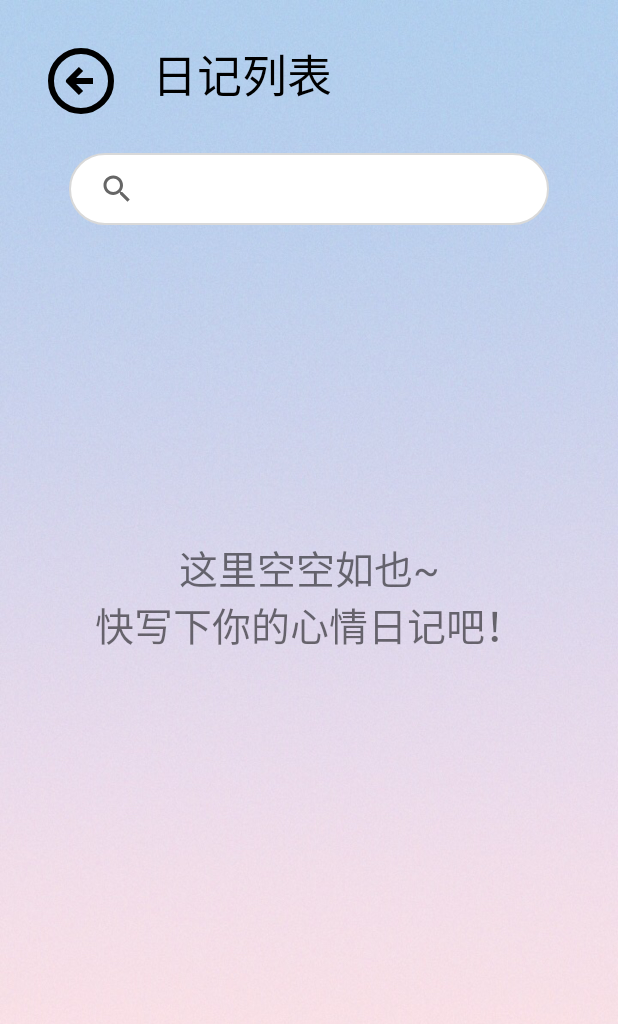
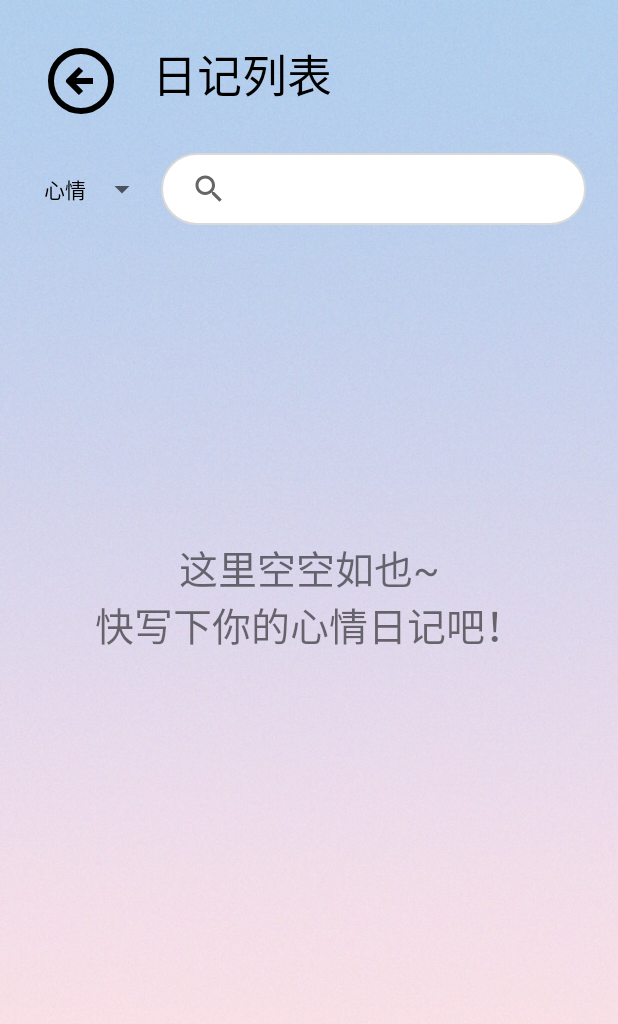
Before and after one commit to estarpro1022/elog, an Android app: the DiaryListActivity screen opened directly, with no data from a screen before it, on a phone screen of 412 x 824 dp. Shown: the top 1024 px of the screen. Run offline under Robolectric (Android 15) with nearby library versions, the phone set to English and light mode, and no system bars; our stand-ins replace Room's generated code; Roboto replaces fonts that are not available here.

Commit message:
搜索基本完成，下拉框是文本

```diff
--- a/app/src/main/java/com/example/myapplication/activity/DiaryListActivity.java
+++ b/app/src/main/java/com/example/myapplication/activity/DiaryListActivity.java
@@ -9,9 +9,12 @@ import android.os.Bundle;
 import android.text.TextUtils;
 import android.util.Log;
 import android.view.View;
+import android.widget.AdapterView;
+import android.widget.ArrayAdapter;
 import android.widget.ImageView;
 import android.widget.ListView;
 import android.widget.SearchView;
+import android.widget.Spinner;
 import android.widget.TextView;
 
 import com.example.myapplication.adapter.DiaryAdapter;
@@ -21,6 +24,7 @@ import com.example.myapplication.data.DiaryDao;
 import com.example.myapplication.data.DiaryDatabase;
 import com.example.myapplication.interfaces.OnItemDiaryClickListener;
 
+import java.util.ArrayList;
 import java.util.Comparator;
 import java.util.List;
 
@@ -32,6 +36,11 @@ public class DiaryListActivity extends AppCompatActivity implements OnItemDiaryC
     private TextView hint;
     private SearchView searchView;
     private DiaryDao diaryDao;
+    private DiaryAdapter adapter;
+    private String[] emotionTextList = {"心情", "好", "非常棒", "害羞", "呵呵", "困觉", "晕",
+            "生气", "惊吓", "委屈", "颓废"};
+    private List<Diary> diaryList;
+
     @Override
     protected void onCreate(Bundle savedInstanceState) {
         super.onCreate(savedInstanceState);
@@ -47,25 +56,61 @@ public class DiaryListActivity extends AppCompatActivity implements OnItemDiaryC
     }
 
     private void initSearch(){
+        Spinner spinner = findViewById(R.id.spinner);
+        //声明一个下拉列表的数组适配器
+        ArrayAdapter<String> starAdapter = new ArrayAdapter<String>(this, R.layout.item_select, emotionTextList);
+        //设置数组适配器的布局样式
+        starAdapter.setDropDownViewResource(R.layout.item_dropdown);
+        //设置下拉框的数组适配器
+        spinner.setAdapter(starAdapter);
+        //设置下拉框默认的显示第一项
+        spinner.setSelection(0);
+        //给下拉框设置选择监听器，一旦用户选中某一项，就触发监听器的onItemSelected方法
+        spinner.setOnItemSelectedListener(new AdapterView.OnItemSelectedListener() {
+            @Override
+            public void onItemSelected(AdapterView<?> adapterView, View view, int i, long l) {
+                diaryList = i == 0 ? diaryDao.queryAllDiaries() : diaryDao.queryDiaryByMood(emotionTextList[i]);
+                diaryList.sort(Comparator.comparing(Diary::getDate));
+                diaryList.sort((a, b) -> b.getDate().compareTo(a.getDate()));
+
+                // 根据搜索框更新
+                String query = searchView.getQuery().toString();
+                if(!query.equals("")){
+                    adapter.setFilter(filterByText(diaryList, query));
+                }else{
+                    adapter.setFilter(diaryList);
+                }
+            }
+
+            @Override
+            public void onNothingSelected(AdapterView<?> adapterView) {
+
+            }
+
+
+        });
+
         searchView = findViewById(R.id.diary_search);
         // 设置搜索文本监听
         searchView.setOnQueryTextListener(new SearchView.OnQueryTextListener() {
             // 当点击搜索按钮时触发该方法
             @Override
             public boolean onQueryTextSubmit(String query) {
-
+                adapter.setFilter(filterByText(diaryList, query));
+                searchView.clearFocus();
                 return false;//这里return false不需要修改，false的作用是当你输入要搜索的文字点击搜索按钮后，手机键盘会自动消失，你把false改成true，键盘不会消失。
             }
 
             // 当搜索内容改变时触发该方法
             @Override
-            public boolean onQueryTextChange(String newText) {//此方法的作用是对搜索框里的文字实时监听。
-                if (!TextUtils.isEmpty(newText)){
-
+            public boolean onQueryTextChange(String newText) {
+                //此方法的作用是对搜索框里的文字实时监听。
+                if(!TextUtils.isEmpty(newText)){
+                    adapter.setFilter(filterByText(diaryList, newText));
                 }else{
-
+                    adapter.setFilter(diaryList);
                 }
-                return false;
+                return true;
             }
         });
 
@@ -90,11 +135,11 @@ public class DiaryListActivity extends AppCompatActivity implements OnItemDiaryC
             hint.setVisibility(View.VISIBLE);
         }
         recyclerView = findViewById(R.id.activity_diary_list_recycler_view);
-        DiaryAdapter adapter = new DiaryAdapter(diaries);
+        adapter = new DiaryAdapter(diaries);
         adapter.setOnItemDiaryClickListener(this);
         recyclerView.setAdapter(adapter);
         recyclerView.setLayoutManager(new LinearLayoutManager(this, LinearLayoutManager.VERTICAL, false));
-
+        diaryList = diaries;
     }
 
     @Override
@@ -103,4 +148,24 @@ public class DiaryListActivity extends AppCompatActivity implements OnItemDiaryC
         intent.putExtra("diary", diary);
         startActivity(intent);
     }
+
+    private List<Diary> filterByText(List<Diary> diaryList, String text){
+        List<Diary> filterDiary = new ArrayList<>();
+
+        for (Diary diary:diaryList){
+            if (diary.getContent().contains(text))
+                filterDiary.add(diary);
+        }
+        return filterDiary;
+    }
+
+    private List<Diary> filterByMood(List<Diary> diaryList, String text){
+        List<Diary> filterDiary = new ArrayList<>();
+
+        for (Diary diary:diaryList){
+            if (diary.getMoodText().contains(text))
+                filterDiary.add(diary);
+        }
+        return filterDiary;
+    }
 }
--- a/app/src/main/java/com/example/myapplication/adapter/DiaryAdapter.java
+++ b/app/src/main/java/com/example/myapplication/adapter/DiaryAdapter.java
@@ -37,7 +37,7 @@ public class DiaryAdapter extends RecyclerView.Adapter<DiaryAdapter.ViewHolder>
         }
     }
 
-    private final List<Diary> diaries;
+    private List<Diary> diaries;
 
     private OnItemDiaryClickListener listener;
 
@@ -80,6 +80,9 @@ public class DiaryAdapter extends RecyclerView.Adapter<DiaryAdapter.ViewHolder>
     public int getItemCount() {
         return diaries.size();
     }
-
+    public void setFilter(List<Diary> filter){
+        diaries = filter;
+        notifyDataSetChanged();
+    }
 
 }
--- a/app/src/main/java/com/example/myapplication/data/DiaryDao.java
+++ b/app/src/main/java/com/example/myapplication/data/DiaryDao.java
@@ -33,4 +33,8 @@ public interface DiaryDao {
     //删除全部日记
     @Query("DELETE FROM DIARY")
     void deleteAllDiaries();
+
+    //查找某用户某心情的日记
+    @Query("SELECT * FROM DIARY WHERE DIARY_MOOD_TEXT = :mood")
+    List<Diary> queryDiaryByMood(String mood);
 }
--- a/app/src/main/res/layout/activity_diary_list.xml
+++ b/app/src/main/res/layout/activity_diary_list.xml
@@ -62,15 +62,28 @@
 
     <SearchView
         android:id="@+id/diary_search"
-        android:layout_width="wrap_content"
+        android:layout_width="283dp"
         android:layout_height="wrap_content"
         android:layout_marginTop="30dp"
+        android:layout_marginEnd="20dp"
+        android:background="@drawable/search_bg"
         android:iconifiedByDefault="false"
+        android:queryBackground="@null"
         app:layout_constraintEnd_toEndOf="parent"
+        app:layout_constraintStart_toEndOf="@+id/spinner"
+        app:layout_constraintTop_toBottomOf="@+id/textView2" />
+
+    <Spinner
+        android:id="@+id/spinner"
+        android:layout_width="95dp"
+        android:layout_height="wrap_content"
+        android:layout_marginStart="10dp"
+        android:dropDownWidth="70dp"
+        android:dropDownVerticalOffset="30dp"
+        android:spinnerMode="dropdown"
+        app:layout_constraintBottom_toBottomOf="@+id/diary_search"
         app:layout_constraintStart_toStartOf="parent"
-        app:layout_constraintTop_toBottomOf="@+id/textView2"
-        android:queryBackground="@null"
-        android:background="@drawable/search_bg"/>
+        app:layout_constraintTop_toTopOf="@+id/diary_search" />
 
 
 </androidx.constraintlayout.widget.ConstraintLayout>
--- /dev/null
+++ b/app/src/main/res/layout/item_mood.xml
@@ -0,0 +1,6 @@
+<?xml version="1.0" encoding="utf-8"?>
+<ImageView xmlns:android="http://schemas.android.com/apk/res/android"
+    android:layout_width="wrap_content"
+    android:layout_height="wrap_content"
+    android:scaleType="center"
+/>
--- /dev/null
+++ b/app/src/main/res/layout/item_select.xml
@@ -0,0 +1,8 @@
+<?xml version="1.0" encoding="utf-8"?>
+<TextView xmlns:android="http://schemas.android.com/apk/res/android"
+    android:layout_width="match_parent"
+    android:layout_height="match_parent"
+    android:gravity="center"
+    android:textAlignment="textEnd"
+    android:textColor="@color/black"
+    android:textSize="14sp" />
```
Also changed, not shown: app/src/main/res/layout/item_dropdown.xml (added, +7 -0 lines), app/src/main/res/layout/test.xml (deleted, +0 -36 lines).
